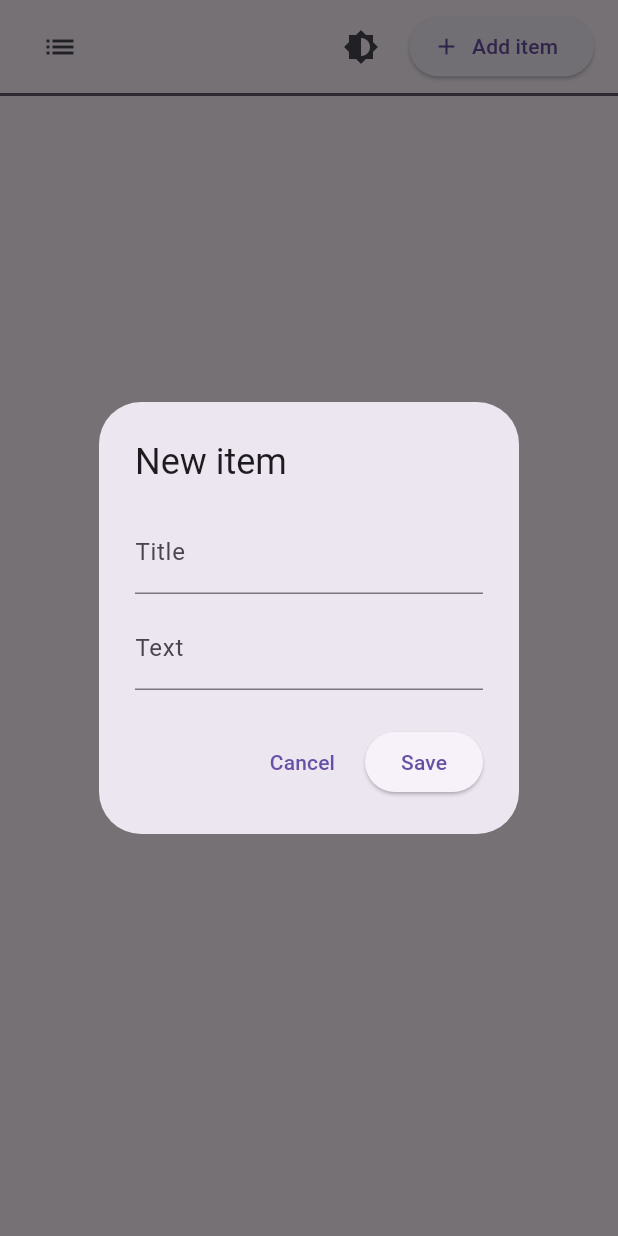
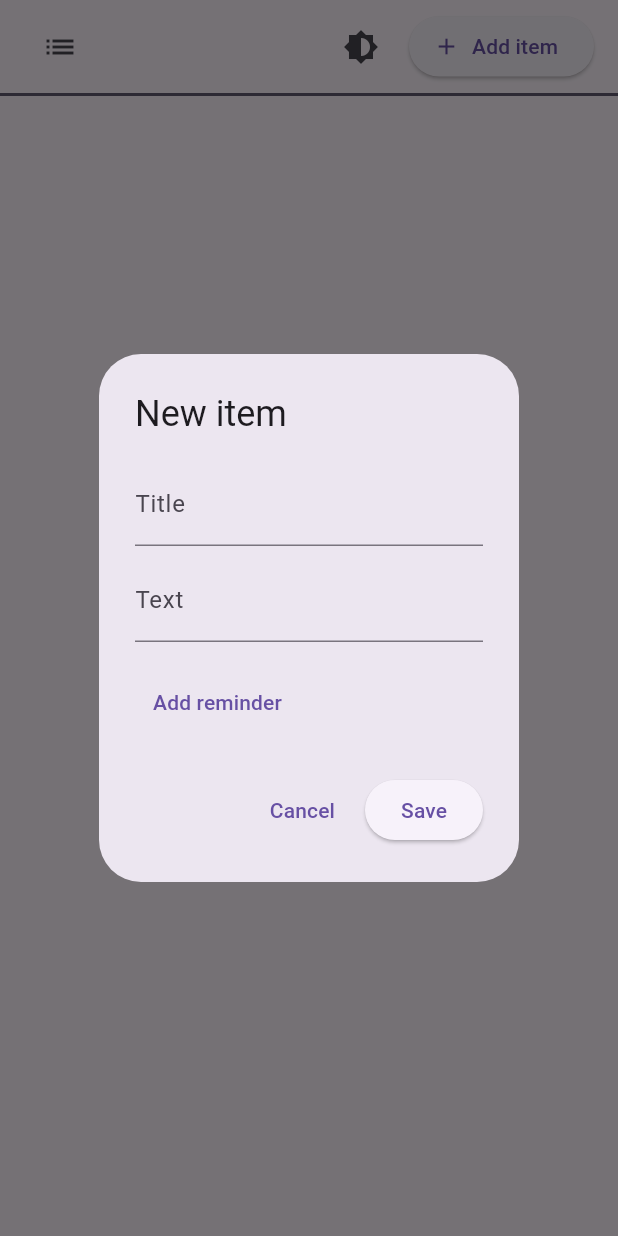
Before and after one commit to Creatorcreats77/To-do-list, a Flutter app: the screen it shows after launch, after a tap on "Add item", on a phone screen of 412 x 824 dp. Run offline on Flutter 3.47's test engine with Material 3 defaults, Android fonts, the phone set to English and light mode, and no system bars; our stand-ins replace flutter_highlight, sqflite, sqflite_common_ffi; accounts and stored records are empty.

```diff
--- a/lib/features/home/data/datasources/db_helper.dart
+++ b/lib/features/home/data/datasources/db_helper.dart
@@ -7,31 +7,41 @@ import '../models/item_model.dart';
 
 class DBHelper {
   DBHelper._private();
+
   static final DBHelper instance = DBHelper._private();
   Database? _db;
 
   Future<void> init() async {
     if (_db != null) return;
     final databasesPath = await getDatabasesPath();
-    final path = join(databasesPath, 'widget_helpe.db');
-    _db = await openDatabase(path, version: 1, onCreate: (db, version) async {
-      await db.execute('''
+    final path = join(databasesPath, 'widget_helperr.db');
+    _db = await openDatabase(
+      path,
+      version: 1,
+      onCreate: (db, version) async {
+        await db.execute('''
         CREATE TABLE categories(
-          id INTEGER PRIMARY KEY AUTOINCREMENT,
+          id INTEGER PRIMARY KEY ,
           name TEXT
         )
       ''');
-      await db.execute('''
+        await db.execute('''
         CREATE TABLE items(
-          id INTEGER PRIMARY KEY AUTOINCREMENT,
+          id INTEGER PRIMARY KEY,
           categoryId INTEGER,
           title TEXT,
           text TEXT,
           isDone INTEGER,
-          createdAt TEXT
+          createdAt TEXT,
+
+          reminderAt TEXT,        -- ISO string for one-time reminder
+          repeatDays TEXT,        -- JSON string for repeat days ["Mon","Wed"]
+          reminderTime TEXT       -- HH:mm for repeated reminders
+
         )
       ''');
-    });
+      },
+    );
   }
 
   Future<List<Category>> getCategories() async {
@@ -47,7 +57,12 @@ class DBHelper {
 
   Future<int> updateCategory(Category c) async {
     final db = _db!;
-    return await db.update('categories', c.toMap(), where: 'id = ?', whereArgs: [c.id]);
+    return await db.update(
+      'categories',
+      c.toMap(),
+      where: 'id = ?',
+      whereArgs: [c.id],
+    );
   }
 
   Future<int> deleteCategory(int id) async {
@@ -65,7 +80,12 @@ class DBHelper {
 
   Future<int> updateItem(ItemModel item) async {
     final db = _db!;
-    return await db.update('items', item.toMap(), where: 'id = ?', whereArgs: [item.id]);
+    return await db.update(
+      'items',
+      item.toMap(),
+      where: 'id = ?',
+      whereArgs: [item.id],
+    );
   }
 
   Future<int> updateIsDone(int id, int isDone) async {
@@ -85,7 +105,12 @@ class DBHelper {
 
   Future<List<ItemModel>> getItemsByCategory(int categoryId) async {
     final db = _db!;
-    final rows = await db.query('items', where: 'categoryId = ?', whereArgs: [categoryId], orderBy: 'createdAt DESC');
+    final rows = await db.query(
+      'items',
+      where: 'categoryId = ?',
+      whereArgs: [categoryId],
+      orderBy: 'createdAt DESC',
+    );
     return rows.map((r) => ItemModel.fromMap(r)).toList();
   }
 }
@@ -125,7 +150,8 @@ class AppState extends ChangeNotifier {
 
   Future<void> deleteCategory(int id) async {
     await DBHelper.instance.deleteCategory(id);
-    if (selectedCategoryId == id) selectedCategoryId = categories.isNotEmpty ? categories.first.id : null;
+    if (selectedCategoryId == id)
+      selectedCategoryId = categories.isNotEmpty ? categories.first.id : null;
     await loadAll();
   }
 
@@ -148,14 +174,17 @@ class AppState extends ChangeNotifier {
     await DBHelper.instance.deleteItem(id);
     await loadItems();
   }
-  Future<void> updatingIsDone(int id, int isDone) async{
+
+  Future<void> updatingIsDone(int id, int isDone) async {
     await DBHelper.instance.updateIsDone(id, isDone);
     await loadItems();
   }
 
   void toggleTheme() {
-    if (themeMode == ThemeMode.light) themeMode = ThemeMode.dark;
-    else themeMode = ThemeMode.light;
+    if (themeMode == ThemeMode.light)
+      themeMode = ThemeMode.dark;
+    else
+      themeMode = ThemeMode.light;
     notifyListeners();
   }
 }
--- a/lib/features/home/data/models/item_model.dart
+++ b/lib/features/home/data/models/item_model.dart
@@ -1,3 +1,5 @@
+
+import 'dart:convert';
 
 class ItemModel {
   int? id;
@@ -6,6 +8,12 @@ class ItemModel {
   String text;
   int? isDone;
   String createdAt;
+
+
+  String? reminderAt;       // single DateTime if one-time reminder
+  List<String>? repeatDays; // ["Mon", "Wed", "Fri"]
+  String? reminderTime;     // HH:mm, the time to remind for repeated days
+
   ItemModel({
     this.id,
     required this.categoryId,
@@ -13,15 +21,24 @@ class ItemModel {
     required this.text,
     this.isDone,
     required this.createdAt,
+
+    this.reminderAt,
+    this.repeatDays,
+    this.reminderTime,
+
   });
   Map<String, dynamic> toMap() => {
     'id': id,
     'categoryId': categoryId,
     'title': title,
     'text': text,
-    'isDone' : isDone ?? 0,
+    'isDone': isDone ?? 0,
     'createdAt': createdAt,
+    'reminderAt': reminderAt,
+    'repeatDays': repeatDays != null ? jsonEncode(repeatDays) : null,
+    'reminderTime': reminderTime,
   };
+
   static ItemModel fromMap(Map m) => ItemModel(
     id: m['id'] as int?,
     categoryId: m['categoryId'] as int,
@@ -29,5 +46,10 @@ class ItemModel {
     title: m['title'] as String,
     text: m['text'] as String,
     createdAt: m['createdAt'] as String,
+    reminderAt: m['reminderAt'] as String?,
+    repeatDays: m['repeatDays'] != null
+        ? List<String>.from(jsonDecode(m['repeatDays']))
+        : null,
+    reminderTime: m['reminderTime'] as String?,
   );
 }
--- a/lib/features/home/presentation/pages/item_editor_page.dart
+++ b/lib/features/home/presentation/pages/item_editor_page.dart
@@ -19,19 +19,39 @@ class _ItemEditorDialogState extends State<ItemEditorDialog> {
   final TextEditingController _titleController = TextEditingController();
   final TextEditingController _textController = TextEditingController();
 
-
-  String _title ='';
+  String _title = '';
   String _text = '';
 
-  // late int _isDone = 0;
+  DateTime? _selectedDate; // 📅 picked date
+  TimeOfDay? _selectedTime; // ⏰ picked time
+  List<String> _selectedDays = []; // 📆 repeat days (0 = Monday ... 6 = Sunday)
+
+  bool _addReminder = false;
+  bool _dateOrdays = false;
 
   @override
   void initState() {
     super.initState();
 
+    if (widget.item != null) {
+      _titleController.text = widget.item!.title;
+      _textController.text = widget.item!.text;
+
+      // If editing an existing reminder
+      if (widget.item!.reminderAt != null) {
+        final dt = DateTime.tryParse(widget.item!.reminderAt!);
+        if (dt != null) {
+          _selectedDate = dt;
+          _selectedTime = TimeOfDay.fromDateTime(dt);
+        }
+      }
+      if (widget.item!.repeatDays != null) {
+        _selectedDays = List<String>.from(widget.item!.repeatDays!);
+      }
+    }
   }
 
-  void saveData()  {
+  void saveData() {
     _title = _titleController.text.trim();
     _text = _textController.text.trim();
   }
@@ -43,6 +63,7 @@ class _ItemEditorDialogState extends State<ItemEditorDialog> {
       title: Text(widget.item == null ? 'New item' : 'Edit item'),
       content: SingleChildScrollView(
         child: Column(
+          crossAxisAlignment: CrossAxisAlignment.start,
           children: [
             TextFormField(
               controller: _titleController,
@@ -53,6 +74,114 @@ class _ItemEditorDialogState extends State<ItemEditorDialog> {
               controller: _textController,
               decoration: InputDecoration(labelText: 'Text'),
             ),
+            SizedBox(height: 16),
+
+
+
+
+
+
+
+
+            _addReminder ?
+            Column(
+              children: [
+                // 📅 Select date
+                Row(
+                  children: [
+                    Text("Date: "),
+                    TextButton(
+                      onPressed: () async {
+                        final picked = await showDatePicker(
+                          context: context,
+                          initialDate: _selectedDate ?? DateTime.now(),
+                          firstDate: DateTime(2020),
+                          lastDate: DateTime(2100),
+                        );
+                        if (picked != null) {
+                          setState(() => _selectedDate = picked);
+                        }
+                      },
+                      child: Text(
+                        _selectedDate == null
+                            ? "Pick date"
+                            : "${_selectedDate!.toLocal()}".split(' ')[0],
+                      ),
+                    ),
+                  ],
+                ),
+
+                SizedBox(height: 8),
+
+                // ⏰ Select time
+
+                // 📆 Repeat days (M T W T F S S)
+                Text("Repeat on:"),
+                Wrap(
+                  children: [
+                    for (final day in [
+                      'Mon',
+                      'Tue',
+                      'Wed',
+                      'Thu',
+                      'Fri',
+                      'Sat',
+                      'Sun',
+                    ])
+                      FilterChip(
+                        label: Text(day),
+                        selected: _selectedDays.contains(day),
+                        selectedColor: Colors.green,
+                        checkmarkColor: Colors.white, // optional check icon color
+                        labelStyle: TextStyle(
+                          color: _selectedDays.contains(day) ? Colors.white : Colors.black,
+                        ),
+                        onSelected: _selectedDate == null ? (selected) {
+                          setState(() {
+                            if (selected) {
+                              _selectedDays.add(day);
+                              print(_selectedDays);
+                            } else {
+                              _selectedDays.remove(day);
+                            }
+                          });
+                        } : null,
+                      )
+
+                  ],
+                ),
+
+                Row(
+                  children: [
+                    Text("Time: "),
+                    TextButton(
+                      onPressed: () async {
+                        final picked = await showTimePicker(
+                          context: context,
+                          initialTime: _selectedTime ?? TimeOfDay.now(),
+                        );
+                        if (picked != null) {
+                          setState(() => _selectedTime = picked);
+                        }
+                      },
+                      child: Text(
+                        _selectedTime == null
+                            ? "Pick time"
+                            : _selectedTime!.format(context),
+                      ),
+                    ),
+                  ],
+                ),
+
+                SizedBox(height: 12),
+              ],
+            ) :
+            TextButton(onPressed: (){
+              setState(() {
+                _addReminder = !_addReminder;
+              });
+            }, child: Text('Add reminder'))
+
           ],
         ),
       ),
@@ -63,9 +192,20 @@ class _ItemEditorDialogState extends State<ItemEditorDialog> {
         ),
         ElevatedButton(
           onPressed: () async {
-            print("titleeeeeeee: $_title");
+            saveData();
+
             final now = DateTime.now().toIso8601String();
-            saveData();
+            final reminderDateTime =
+                (_selectedDate != null && _selectedTime != null && _selectedDays.isEmpty)
+                ? DateTime(
+                    _selectedDate!.year,
+                    _selectedDate!.month,
+                    _selectedDate!.day,
+                    _selectedTime!.hour,
+                    _selectedTime!.minute,
+                  )
+                : null;
+            print("aaaaaaaaaaaaaaaaaaaaa: $reminderDateTime");
             final newItem = ItemModel(
               id: widget.item?.id,
               categoryId: widget.categoryId,
@@ -73,8 +213,16 @@ class _ItemEditorDialogState extends State<ItemEditorDialog> {
               text: _text,
               isDone: widget.isDone,
               createdAt: widget.item?.createdAt ?? now,
+              reminderAt: reminderDateTime?.toIso8601String(),
+              repeatDays: _selectedDays.isNotEmpty ? _selectedDays : null,
+              reminderTime: _selectedTime != null ? "${_selectedTime!.hour}:${_selectedTime!.minute}" : null,
             );
+
+            print("Herererereeeeeeeeeeeeee : $newItem");
             app.addOrUpdateItem(newItem);
+
+            // TODO: schedule notification here
+
             Navigator.pop(context);
           },
           child: Text('Save'),
```
